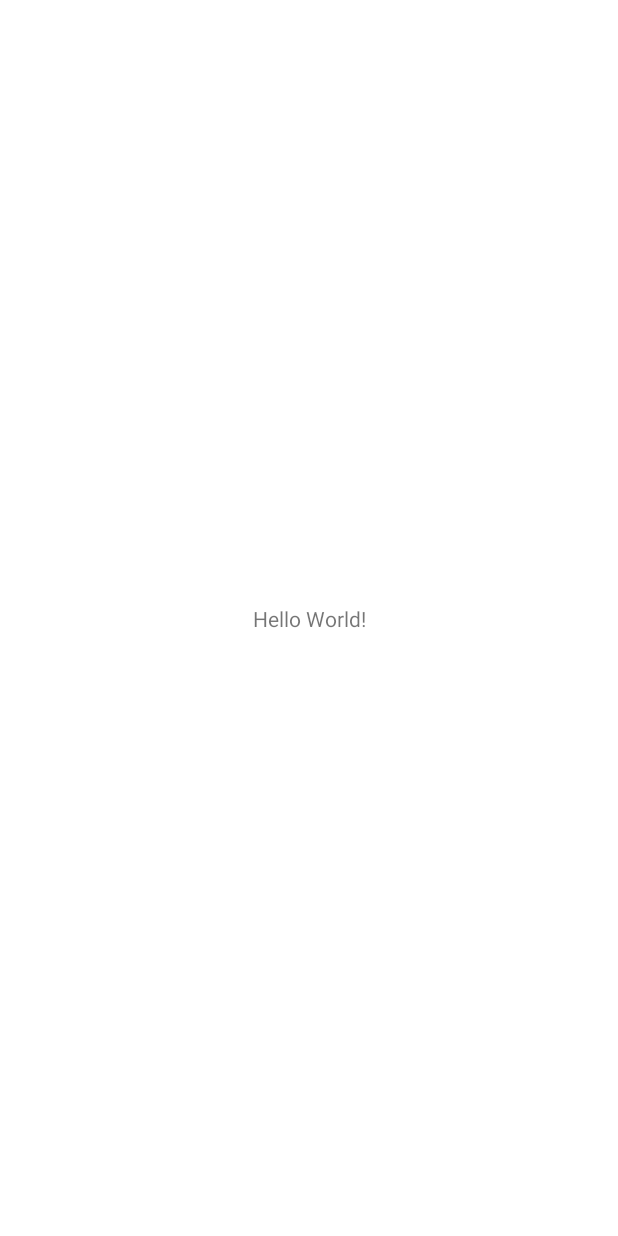
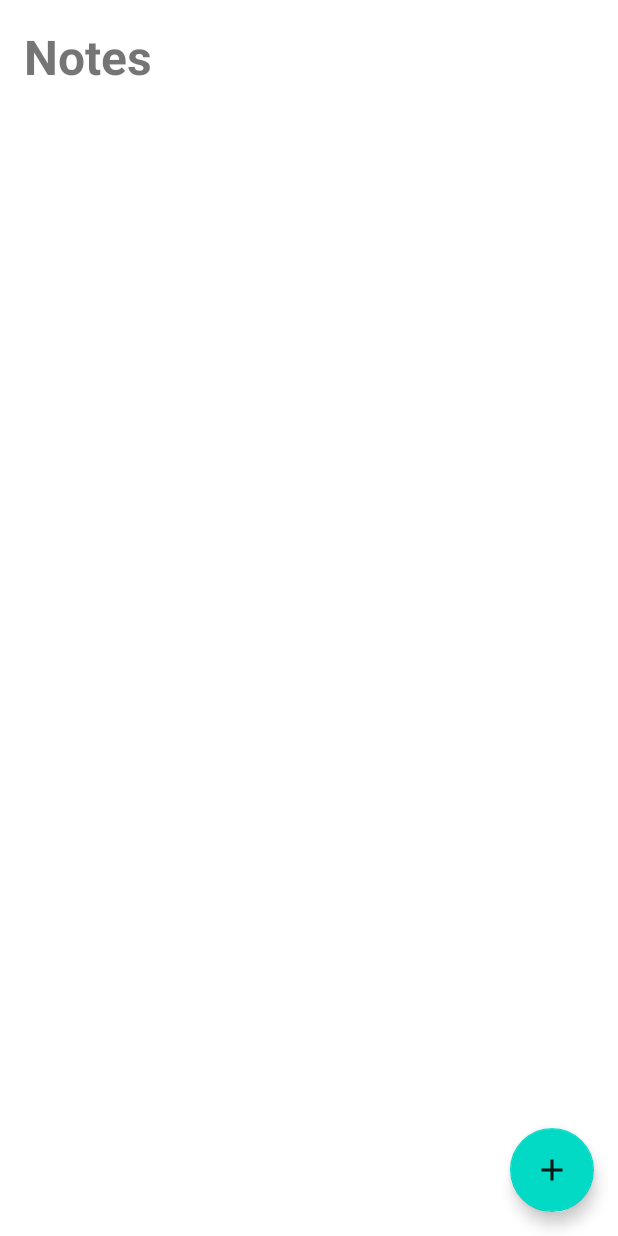
Before and after one commit to IjlalAhmad845/NotesApp-AndroidApp, an Android app: the screen it shows after launch (MainActivity), on a phone screen of 412 x 824 dp. Before the commit the screen is almost empty. Run offline under Robolectric (Android 15) with nearby library versions, the phone set to English and light mode, and no system bars.

Commit message:
added view model, data model class and designed home activity

```diff
--- a/app/src/main/AndroidManifest.xml
+++ b/app/src/main/AndroidManifest.xml
@@ -10,7 +10,7 @@
         android:supportsRtl="true"
         android:theme="@style/Theme.NotesApp">
         <activity
-            android:name=".MainActivity"
+            android:name=".activities.MainActivity"
             android:exported="true">
             <intent-filter>
                 <action android:name="android.intent.action.MAIN" />
--- a/app/src/main/java/com/example/notesapp/MainActivity.kt
+++ b/app/src/main/java/com/example/notesapp/activities/MainActivity.kt
@@ -1,7 +1,8 @@
-package com.example.notesapp
+package com.example.notesapp.activities
 
 import androidx.appcompat.app.AppCompatActivity
 import android.os.Bundle
+import com.example.notesapp.R
 
 class MainActivity : AppCompatActivity() {
     override fun onCreate(savedInstanceState: Bundle?) {
--- /dev/null
+++ b/app/src/main/java/com/example/notesapp/dataModels/Notes.kt
@@ -0,0 +1,6 @@
+package com.example.notesapp.dataModels
+
+data class Notes(
+    val head: String,
+    val body: String
+)
--- /dev/null
+++ b/app/src/main/java/com/example/notesapp/viewModels/HomeViewModel.kt
@@ -0,0 +1,6 @@
+package com.example.notesapp.viewModels
+
+import androidx.lifecycle.ViewModel
+
+class HomeViewModel : ViewModel() {
+}
--- /dev/null
+++ b/app/src/main/res/drawable/ic_home_add_note.xml
@@ -0,0 +1,5 @@
+<vector android:alpha="0.9" android:height="28dp"
+    android:tint="?attr/colorControlNormal" android:viewportHeight="24"
+    android:viewportWidth="24" android:width="28dp" xmlns:android="http://schemas.android.com/apk/res/android">
+    <path android:fillColor="@android:color/white" android:pathData="M19,13h-6v6h-2v-6H5v-2h6V5h2v6h6v2z"/>
+</vector>
--- a/app/src/main/res/layout/activity_main.xml
+++ b/app/src/main/res/layout/activity_main.xml
@@ -4,15 +4,36 @@
     xmlns:tools="http://schemas.android.com/tools"
     android:layout_width="match_parent"
     android:layout_height="match_parent"
-    tools:context=".MainActivity">
+    tools:context=".activities.MainActivity">
 
     <TextView
+        android:id="@+id/textView"
         android:layout_width="wrap_content"
         android:layout_height="wrap_content"
-        android:text="Hello World!"
-        app:layout_constraintBottom_toBottomOf="parent"
-        app:layout_constraintLeft_toLeftOf="parent"
-        app:layout_constraintRight_toRightOf="parent"
+        android:layout_marginStart="16dp"
+        android:layout_marginTop="16dp"
+        android:text="@string/home_text_notes"
+        android:textSize="32sp"
+        android:textStyle="bold"
+        app:layout_constraintStart_toStartOf="parent"
         app:layout_constraintTop_toTopOf="parent" />
 
+    <androidx.recyclerview.widget.RecyclerView
+        android:layout_width="0dp"
+        android:layout_height="0dp"
+        app:layout_constraintBottom_toBottomOf="parent"
+        app:layout_constraintEnd_toEndOf="parent"
+        app:layout_constraintStart_toStartOf="parent"
+        app:layout_constraintTop_toBottomOf="@+id/textView" />
+
+    <com.google.android.material.floatingactionbutton.FloatingActionButton
+        android:layout_width="wrap_content"
+        android:layout_height="wrap_content"
+        android:layout_marginEnd="16dp"
+        android:layout_marginBottom="16dp"
+        android:contentDescription="@string/home_desc_fab"
+        android:src="@drawable/ic_home_add_note"
+        app:layout_constraintBottom_toBottomOf="parent"
+        app:layout_constraintEnd_toEndOf="parent" />
+
 </androidx.constraintlayout.widget.ConstraintLayout>
--- a/app/src/main/res/values/strings.xml
+++ b/app/src/main/res/values/strings.xml
@@ -1,3 +1,7 @@
 <resources>
     <string name="app_name">Notes App</string>
+
+    //home activity
+    <string name="home_text_notes">Notes</string>
+    <string name="home_desc_fab">Add New Note</string>
 </resources>
```
